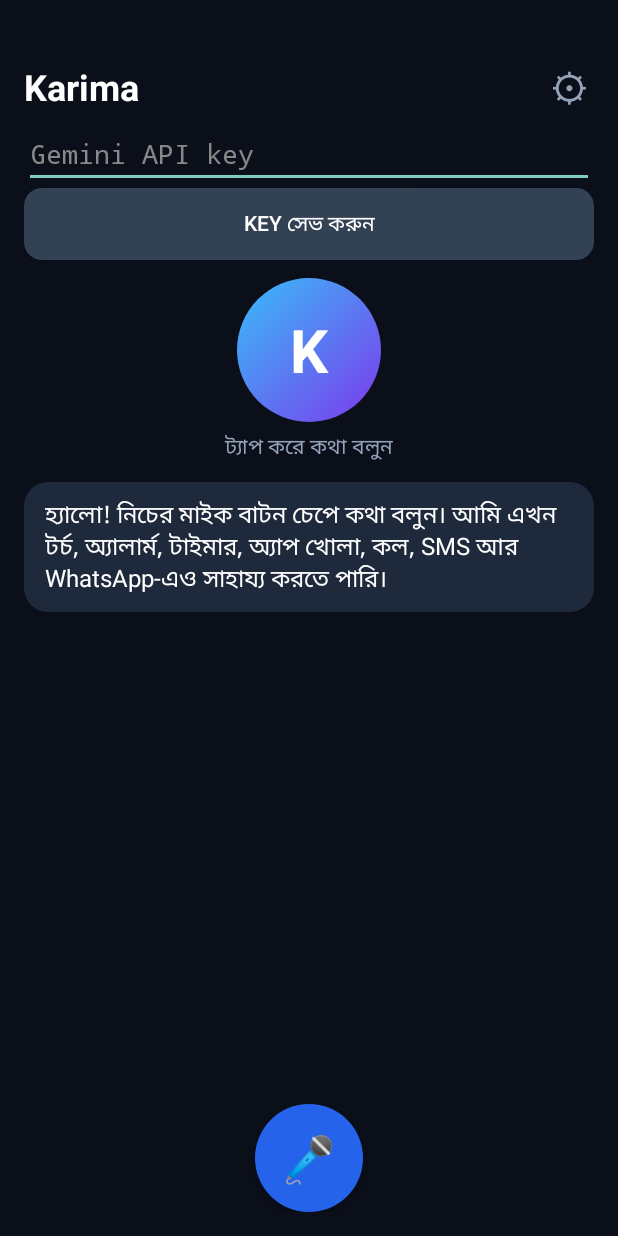
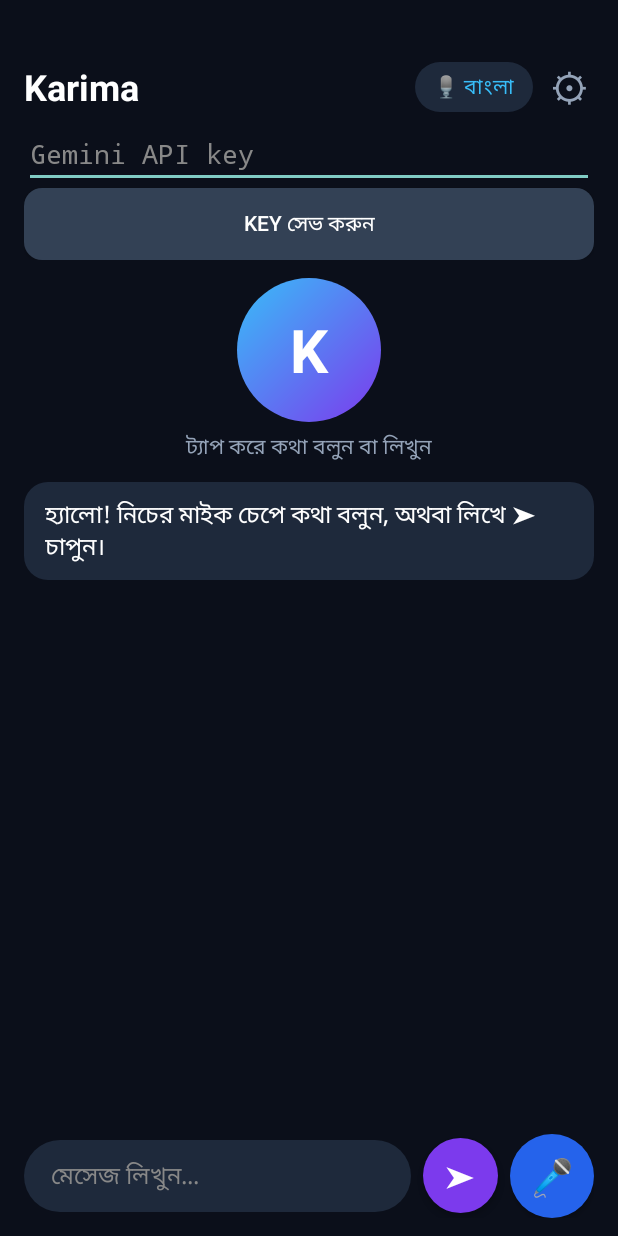
Before and after one commit to sensei5266/Karima-Ai, an Android app: the screen it shows after launch (MainActivity), on a phone screen of 412 x 824 dp. Run offline under Robolectric (Android 15) with nearby library versions, the phone set to English and light mode, and no system bars.

Commit message:
Update MainActivity.kt

```diff
--- a/app/src/main/java/com/karima/assistant/MainActivity.kt
+++ b/app/src/main/java/com/karima/assistant/MainActivity.kt
@@ -21,9 +21,12 @@ import android.speech.RecognitionListener
 import android.speech.RecognizerIntent
 import android.speech.SpeechRecognizer
 import android.speech.tts.TextToSpeech
+import android.speech.tts.UtteranceProgressListener
 import android.text.InputType
 import android.view.Gravity
 import android.view.View
+import android.view.inputmethod.EditorInfo
+import android.view.inputmethod.InputMethodManager
 import android.widget.*
 import org.json.JSONArray
 import org.json.JSONObject
@@ -49,7 +52,8 @@ class MainActivity : Activity(), TextToSpeech.OnInitListener {
         "[[sms:নাম বা নম্বর|বার্তা]] SMS; " +
         "[[whatsapp:নাম বা নম্বর|বার্তা]] WhatsApp মেসেজ; " +
         "[[volume:up]] বা [[volume:down]] ভলিউম। " +
-        "কাজের আগে এক বাক্যে বলো কী করছো। শুধু প্রশ্ন বা গল্প করলে কোনো ট্যাগ দেবে না।"
+        "কাজের আগে এক বাক্যে বলো কী করছো। শুধু প্রশ্ন বা গল্প করলে কোনো ট্যাগ দেবে না। " +
+        "ইংরেজি নাম বা শব্দ সবসময় ইংরেজি অক্ষরে লিখবে, যেমন YouTube, Rahim, WhatsApp।"
 
     private val persona: String
         get() = "তুমি কারিমা, ব্যবহারকারীর ব্যক্তিগত ভয়েস অ্যাসিস্ট্যান্ট। " +
@@ -65,11 +69,17 @@ class MainActivity : Activity(), TextToSpeech.OnInitListener {
     private lateinit var micBtn: Button
     private lateinit var keyPanel: LinearLayout
     private lateinit var keyInput: EditText
+    private lateinit var msgInput: EditText
+    private lateinit var langChip: TextView
     private var tts: TextToSpeech? = null
     private var recognizer: SpeechRecognizer? = null
     private var pulse: ObjectAnimator? = null
     private val history = JSONArray()
     private var models: List<String>? = null
+    private var voiceLang = "bn-BD"
+
+    private var gen = 0
+    private val speakList = mutableListOf<Pair<String, Boolean>>()
 
     private fun dp(v: Int) = (v * resources.displayMetrics.density).toInt()
 
@@ -77,6 +87,12 @@ class MainActivity : Activity(), TextToSpeech.OnInitListener {
         GradientDrawable().apply {
             setColor(Color.parseColor(color))
             cornerRadius = radius
+        }
+
+    private fun circleBg(color: String): GradientDrawable =
+        GradientDrawable().apply {
+            shape = GradientDrawable.OVAL
+            setColor(Color.parseColor(color))
         }
 
     override fun onCreate(savedInstanceState: Bundle?) {
@@ -88,7 +104,7 @@ class MainActivity : Activity(), TextToSpeech.OnInitListener {
 
         val root = LinearLayout(this).apply {
             orientation = LinearLayout.VERTICAL
-            setPadding(dp(16), dp(36), dp(16), dp(16))
+            setPadding(dp(16), dp(36), dp(16), dp(12))
             setBackgroundColor(Color.parseColor("#0B0F1A"))
         }
 
@@ -124,6 +140,22 @@ class MainActivity : Activity(), TextToSpeech.OnInitListener {
             setTextColor(Color.WHITE)
             typeface = Typeface.DEFAULT_BOLD
         }
+        langChip = TextView(this).apply {
+            text = "🎙 বাংলা"
+            textSize = 14f
+            setTextColor(Color.parseColor("#38BDF8"))
+            setPadding(dp(12), dp(6), dp(12), dp(6))
+            background = roundBg("#1E293B", dp(20).toFloat())
+            setOnClickListener {
+                if (voiceLang == "bn-BD") {
+                    voiceLang = "en-US"
+                    text = "🎙 English"
+                } else {
+                    voiceLang = "bn-BD"
+                    text = "🎙 বাংলা"
+                }
+            }
+        }
         val gear = TextView(this).apply {
             text = "⚙"
             textSize = 26f
@@ -138,6 +170,7 @@ class MainActivity : Activity(), TextToSpeech.OnInitListener {
             orientation = LinearLayout.HORIZONTAL
             gravity = Gravity.CENTER_VERTICAL
             addView(title, LinearLayout.LayoutParams(0, -2, 1f))
+            addView(langChip)
             addView(gear)
         }
 
@@ -153,7 +186,7 @@ class MainActivity : Activity(), TextToSpeech.OnInitListener {
             ).apply { shape = GradientDrawable.OVAL }
         }
         status = TextView(this).apply {
-            text = "ট্যাপ করে কথা বলুন"
+            text = "ট্যাপ করে কথা বলুন বা লিখুন"
             textSize = 14f
             gravity = Gravity.CENTER
             setTextColor(Color.parseColor("#94A3B8"))
@@ -162,15 +195,49 @@ class MainActivity : Activity(), TextToSpeech.OnInitListener {
         chat = LinearLayout(this).apply { orientation = LinearLayout.VERTICAL }
         scroll = ScrollView(this).apply { addView(chat) }
 
+        msgInput = EditText(this).apply {
+            hint = "মেসেজ লিখুন..."
+            setHintTextColor(Color.GRAY)
+            setTextColor(Color.WHITE)
+            textSize = 16f
+            inputType = InputType.TYPE_CLASS_TEXT
+            imeOptions = EditorInfo.IME_ACTION_SEND
+            maxLines = 1
+            background = roundBg("#1E293B", dp(26).toFloat())
+            setPadding(dp(18), dp(12), dp(18), dp(12))
+            setOnEditorActionListener { _, actionId, _ ->
+                if (actionId == EditorInfo.IME_ACTION_SEND) {
+                    sendTyped()
+                    true
+                } else false
+            }
+        }
+        val sendBtn = Button(this).apply {
+            text = "➤"
+            textSize = 20f
+            setTextColor(Color.WHITE)
+            setPadding(0, 0, 0, 0)
+            minimumWidth = 0
+            minimumHeight = 0
+            background = circleBg("#7C3AED")
+            setOnClickListener { sendTyped() }
+        }
         micBtn = Button(this).apply {
             text = "🎤"
-            textSize = 30f
+            textSize = 24f
             setTextColor(Color.WHITE)
-            background = GradientDrawable().apply {
-                shape = GradientDrawable.OVAL
-                setColor(Color.parseColor("#2563EB"))
-            }
+            setPadding(0, 0, 0, 0)
+            minimumWidth = 0
+            minimumHeight = 0
+            background = circleBg("#2563EB")
             setOnClickListener { listen() }
+        }
+        val bottom = LinearLayout(this).apply {
+            orientation = LinearLayout.HORIZONTAL
+            gravity = Gravity.CENTER_VERTICAL
+            addView(msgInput, LinearLayout.LayoutParams(0, -2, 1f))
+            addView(sendBtn, LinearLayout.LayoutParams(dp(50), dp(50)).apply { leftMargin = dp(8) })
+            addView(micBtn, LinearLayout.LayoutParams(dp(56), dp(56)).apply { leftMargin = dp(8) })
         }
 
         root.addView(header)
@@ -181,25 +248,76 @@ class MainActivity : Activity(), TextToSpeech.OnInitListener {
             bottomMargin = dp(6)
         })
         root.addView(status, LinearLayout.LayoutParams(-1, -2))
-        root.addView(scroll, LinearLayout.LayoutParams(-1, 0, 1f).apply { topMargin = dp(8) })
-        root.addView(micBtn, LinearLayout.LayoutParams(dp(72), dp(72)).apply {
-            gravity = Gravity.CENTER_HORIZONTAL
+        root.addView(scroll, LinearLayout.LayoutParams(-1, 0, 1f).apply {
             topMargin = dp(8)
+            bottomMargin = dp(8)
         })
+        root.addView(bottom, LinearLayout.LayoutParams(-1, -2))
         setContentView(root)
 
         tts = TextToSpeech(this, this)
-        add("কারিমা", "হ্যালো! নিচের মাইক বাটন চেপে কথা বলুন। আমি এখন টর্চ, অ্যালার্ম, টাইমার, অ্যাপ খোলা, কল, SMS আর WhatsApp-এও সাহায্য করতে পারি।")
+        add("কারিমা", "হ্যালো! নিচের মাইক চেপে কথা বলুন, অথবা লিখে ➤ চাপুন।")
     }
 
     override fun onInit(status: Int) {
         if (status == TextToSpeech.SUCCESS) {
-            val r = tts?.setLanguage(Locale("bn", "BD"))
-            if (r == TextToSpeech.LANG_MISSING_DATA || r == TextToSpeech.LANG_NOT_SUPPORTED) {
-                tts?.setLanguage(Locale.getDefault())
-            }
+            tts?.setOnUtteranceProgressListener(object : UtteranceProgressListener() {
+                override fun onStart(id: String?) {}
+                override fun onDone(id: String?) {
+                    if (id == "g$gen") runOnUiThread { speakNext() }
+                }
+                override fun onError(id: String?) {
+                    if (id == "g$gen") runOnUiThread { speakNext() }
+                }
+            })
         }
     }
+
+    // ---------- মিশ্র ভাষায় পড়া (বাংলা + ইংরেজি) ----------
+
+    private fun segments(text: String): List<Pair<String, Boolean>> {
+        val out = mutableListOf<Pair<String, Boolean>>()
+        val sb = StringBuilder()
+        var curEn: Boolean? = null
+        for (ch in text) {
+            val isEn = ch in 'A'..'Z' || ch in 'a'..'z'
+            val isBn = ch.code in 0x0980..0x09FF
+            if ((isEn || isBn) && curEn != null && curEn != isEn) {
+                if (sb.isNotBlank()) out.add(sb.toString().trim() to (curEn ?: false))
+                sb.clear()
+            }
+            if (isEn || isBn) curEn = isEn
+            sb.append(ch)
+        }
+        if (sb.isNotBlank()) out.add(sb.toString().trim() to (curEn ?: false))
+        return out
+    }
+
+    private fun stopSpeaking() {
+        gen++
+        speakList.clear()
+        tts?.stop()
+    }
+
+    private fun speakMixed(raw: String) {
+        stopSpeaking()
+        val text = raw.replace(Regex("[*#`_]"), "")
+        speakList.addAll(segments(text).filter { seg -> seg.first.any { it.isLetterOrDigit() } })
+        speakNext()
+    }
+
+    private fun speakNext() {
+        if (speakList.isEmpty()) return
+        val seg = speakList.removeAt(0)
+        val en = seg.second
+        val r = tts?.setLanguage(if (en) Locale.US else Locale("bn", "BD"))
+        if (!en && (r == TextToSpeech.LANG_MISSING_DATA || r == TextToSpeech.LANG_NOT_SUPPORTED)) {
+            tts?.setLanguage(Locale.getDefault())
+        }
+        tts?.speak(seg.first, TextToSpeech.QUEUE_FLUSH, null, "g$gen")
+    }
+
+    // ---------- স্ক্রিন ----------
 
     private fun startPulse() {
         pulse?.cancel()
@@ -219,7 +337,7 @@ class MainActivity : Activity(), TextToSpeech.OnInitListener {
         pulse?.cancel()
         avatar.scaleX = 1f
         avatar.scaleY = 1f
-        status.text = "ট্যাপ করে কথা বলুন"
+        status.text = "ট্যাপ করে কথা বলুন বা লিখুন"
     }
 
     private fun add(who: String, text: String) {
@@ -246,6 +364,18 @@ class MainActivity : Activity(), TextToSpeech.OnInitListener {
         scroll.post { scroll.fullScroll(ScrollView.FOCUS_DOWN) }
     }
 
+    private fun sendTyped() {
+        val t = msgInput.text.toString().trim()
+        if (t.isEmpty()) return
+        msgInput.setText("")
+        val imm = getSystemService(INPUT_METHOD_SERVICE) as InputMethodManager
+        imm.hideSoftInputFromWindow(msgInput.windowToken, 0)
+        stopSpeaking()
+        add("আপনি", t)
+        status.text = "ভাবছি..."
+        ask(t)
+    }
+
     // ---------- ফোন কন্ট্রোল ----------
 
     private val tagRegex = Regex("""\[\[(\w+):([^\]]*)\]\]""")
@@ -257,7 +387,7 @@ class MainActivity : Activity(), TextToSpeech.OnInitListener {
         val clean = tagRegex.replace(reply, "").trim()
         val shown = if (clean.isBlank()) "ঠিক আছে।" else clean
         add("কারিমা", shown)
-        tts?.speak(shown.replace(Regex("[*#`]"), ""), TextToSpeech.QUEUE_FLUSH, null, "k")
+        speakMixed(shown)
         for ((name, value) in tags) {
             val err = act(name, value)
             if (err != null) add("সিস্টেম", err)
@@ -415,7 +545,7 @@ class MainActivity : Activity(), TextToSpeech.OnInitListener {
             add("সিস্টেম", "এই ফোনে স্পিচ রিকগনিশন পাওয়া যায়নি।")
             return
         }
-        tts?.stop()
+        stopSpeaking()
         recognizer?.destroy()
         recognizer = SpeechRecognizer.createSpeechRecognizer(this)
         recognizer?.setRecognitionListener(object : RecognitionListener {
@@ -445,7 +575,7 @@ class MainActivity : Activity(), TextToSpeech.OnInitListener {
         })
         val i = Intent(RecognizerIntent.ACTION_RECOGNIZE_SPEECH).apply {
             putExtra(RecognizerIntent.EXTRA_LANGUAGE_MODEL, RecognizerIntent.LANGUAGE_MODEL_FREE_FORM)
-            putExtra(RecognizerIntent.EXTRA_LANGUAGE, "bn-BD")
+            putExtra(RecognizerIntent.EXTRA_LANGUAGE, voiceLang)
         }
         recognizer?.startListening(i)
     }
```
